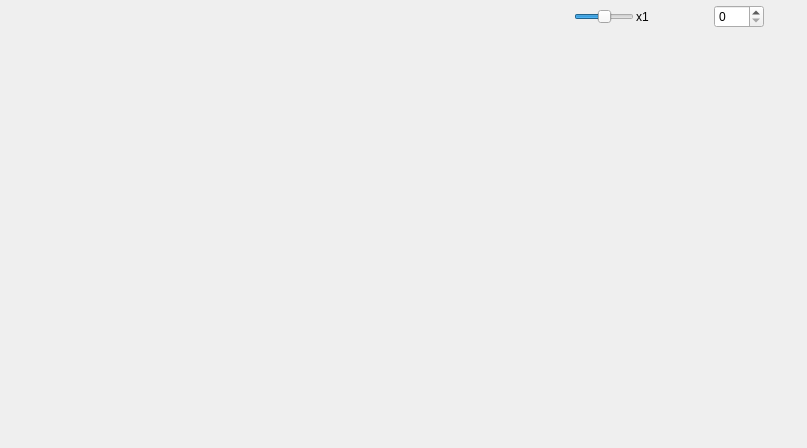
Old version of the form EditorTabWidget.ui in the repository lukegrahamSydney/TilesEditor.
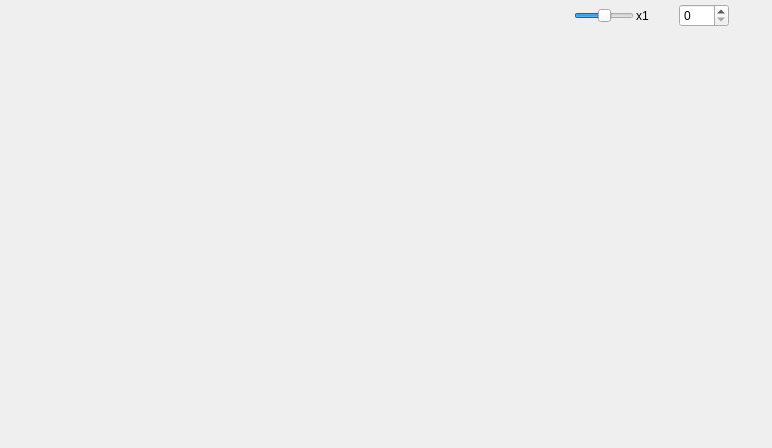
New version of the form. Icons and pictures are not drawn.

```diff
--- a/EditorTabWidget.ui
+++ b/EditorTabWidget.ui
@@ -6,7 +6,7 @@
    <rect>
     <x>0</x>
     <y>0</y>
-    <width>807</width>
+    <width>772</width>
     <height>448</height>
    </rect>
   </property>
@@ -31,16 +31,22 @@
    </property>
    <item>
     <widget class="QWidget" name="widget" native="true">
+     <property name="sizePolicy">
+      <sizepolicy hsizetype="Preferred" vsizetype="Fixed">
+       <horstretch>0</horstretch>
+       <verstretch>0</verstretch>
+      </sizepolicy>
+     </property>
      <property name="minimumSize">
       <size>
        <width>0</width>
-       <height>34</height>
+       <height>0</height>
       </size>
      </property>
      <property name="maximumSize">
       <size>
        <width>16777215</width>
-       <height>34</height>
+       <height>16777215</height>
       </size>
      </property>
      <layout class="QHBoxLayout" name="horizontalLayout">
@@ -51,13 +57,13 @@
        <number>1</number>
       </property>
       <property name="topMargin">
-       <number>1</number>
+       <number>4</number>
       </property>
       <property name="rightMargin">
        <number>1</number>
       </property>
       <property name="bottomMargin">
-       <number>1</number>
+       <number>4</number>
       </property>
       <item>
        <widget class="QWidget" name="widget_4" native="true"/>
```
